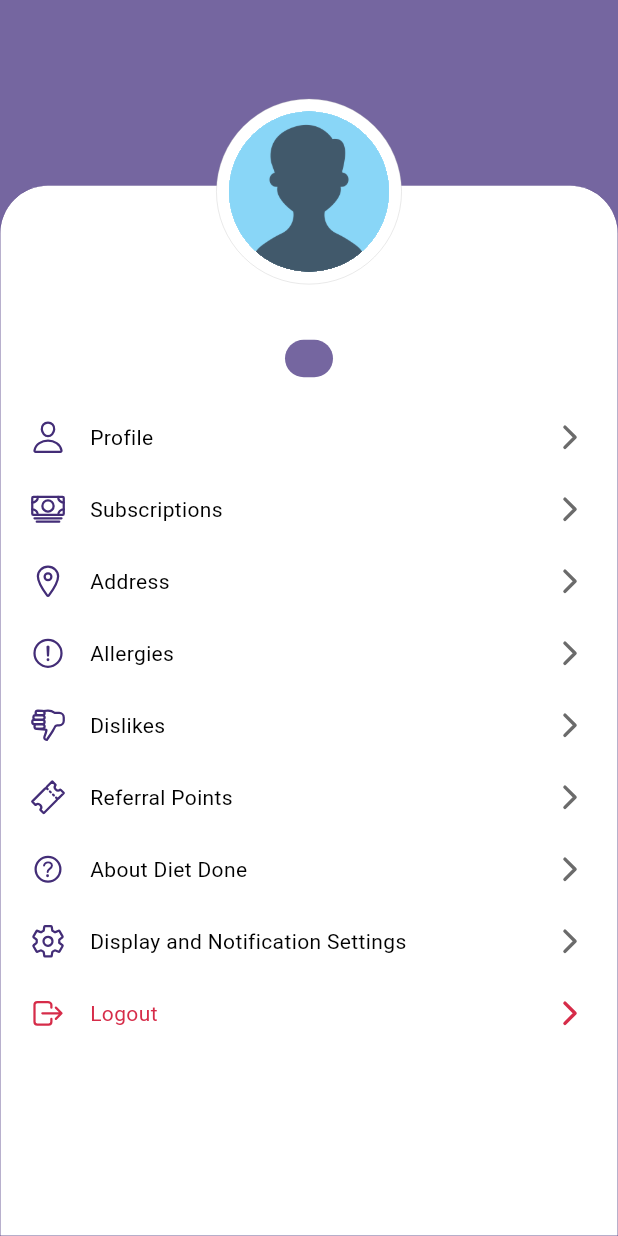
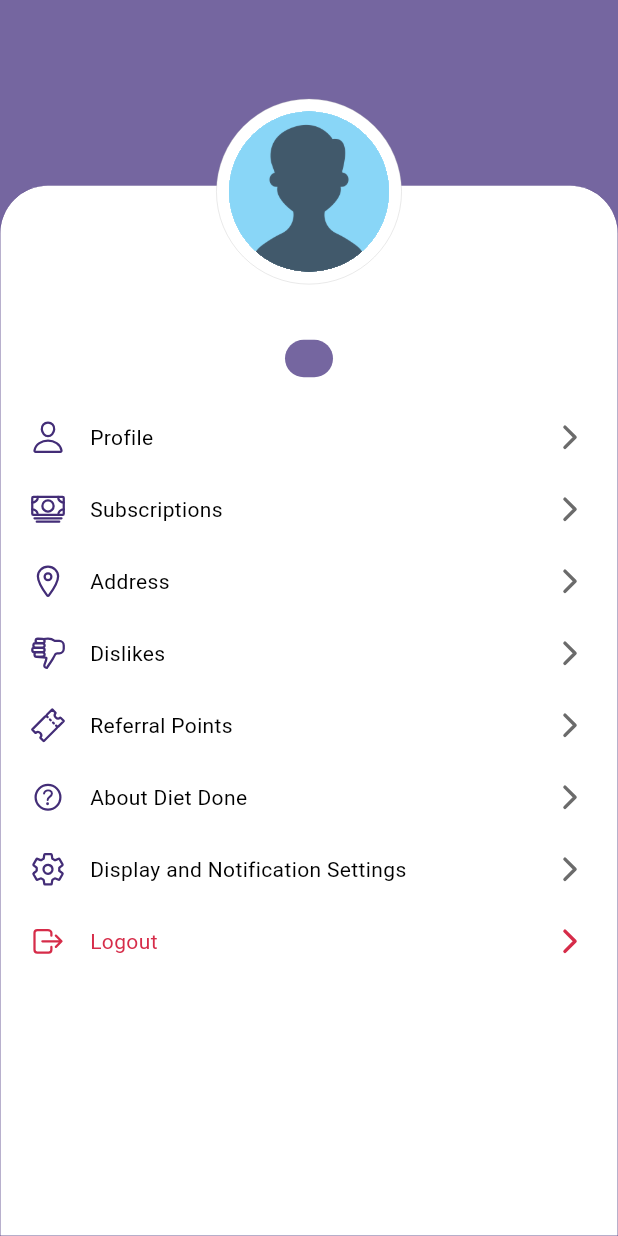
Before and after one commit to pKm49/dietsteps_codeox, a Flutter app: the MyProfilePage_Profile screen opened directly, on a phone screen of 412 x 824 dp. Run offline on Flutter 3.47's test engine with Material 3 defaults, Android fonts, the phone set to English and light mode, and no system bars; our stand-ins replace carousel_slider, device_info_plus, file_picker, firebase_core, firebase_messaging, flutter_local_notifications and 18 more; missing offline and left inert: dart:ffi, flutter_inappwebview, http_interceptor, in_app_update; accounts and stored records are empty; Roboto replaces fonts that are missing (OpenSans); statements that could not run were skipped.

Commit message:
allergies hidded

```diff
--- a/lib/feature_modules/profile/ui/pages/my_profile.page.profile.dart
+++ b/lib/feature_modules/profile/ui/pages/my_profile.page.profile.dart
@@ -209,23 +209,23 @@ class MyProfilePage_Profile extends StatelessWidget {
                             'ar'? Ionicons.chevron_back :Ionicons.chevron_forward,
                       ),
                     ),
-                    SizedBox(
-                      width: double.infinity,
-                      child: PrePostIconButton(
-                        specialColor: 0,
-                        onPressed: () {
-                          Get.toNamed(AppRouteNames.allergyAuditRoute,arguments: [false]);
-                        },
-                        theme: 'dark',
-                        border: '',
-                        buttonTitle: "allergies".tr,
-                        preIconData: Ionicons.alert_circle_outline,
-                        postIconData:Localizations.localeOf(context)
-                            .languageCode
-                            .toString() ==
-                            'ar'? Ionicons.chevron_back :Ionicons.chevron_forward,
-                      ),
-                    ),
+                    // SizedBox(
+                    //   width: double.infinity,
+                    //   child: PrePostIconButton(
+                    //     specialColor: 0,
+                    //     onPressed: () {
+                    //       Get.toNamed(AppRouteNames.allergyAuditRoute,arguments: [false]);
+                    //     },
+                    //     theme: 'dark',
+                    //     border: '',
+                    //     buttonTitle: "allergies".tr,
+                    //     preIconData: Ionicons.alert_circle_outline,
+                    //     postIconData:Localizations.localeOf(context)
+                    //         .languageCode
+                    //         .toString() ==
+                    //         'ar'? Ionicons.chevron_back :Ionicons.chevron_forward,
+                    //   ),
+                    // ),
                     SizedBox(
                       width: double.infinity,
                       child: PrePostIconButton(
```
